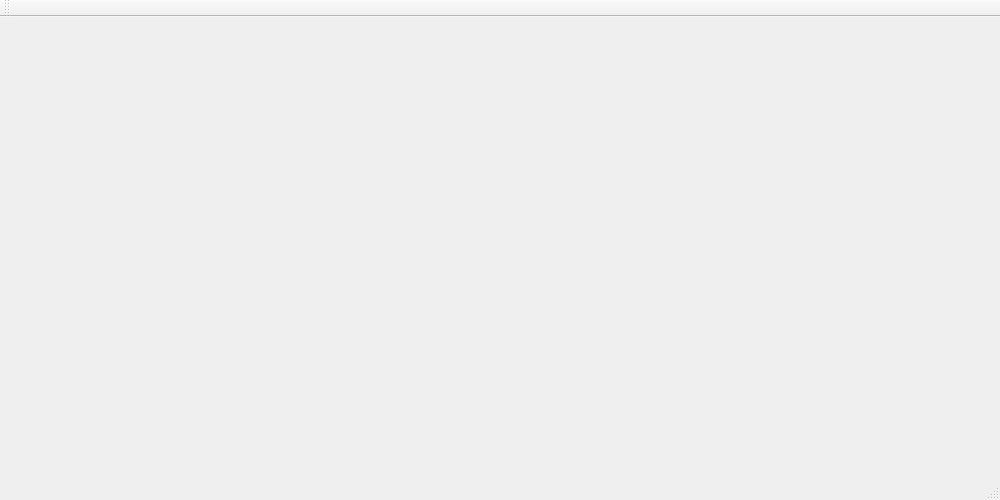
This is mainwindow.ui in The-afroman/CS1C-qt-drawing-project as Qt 5 draws it before an edit. The edited form follows.
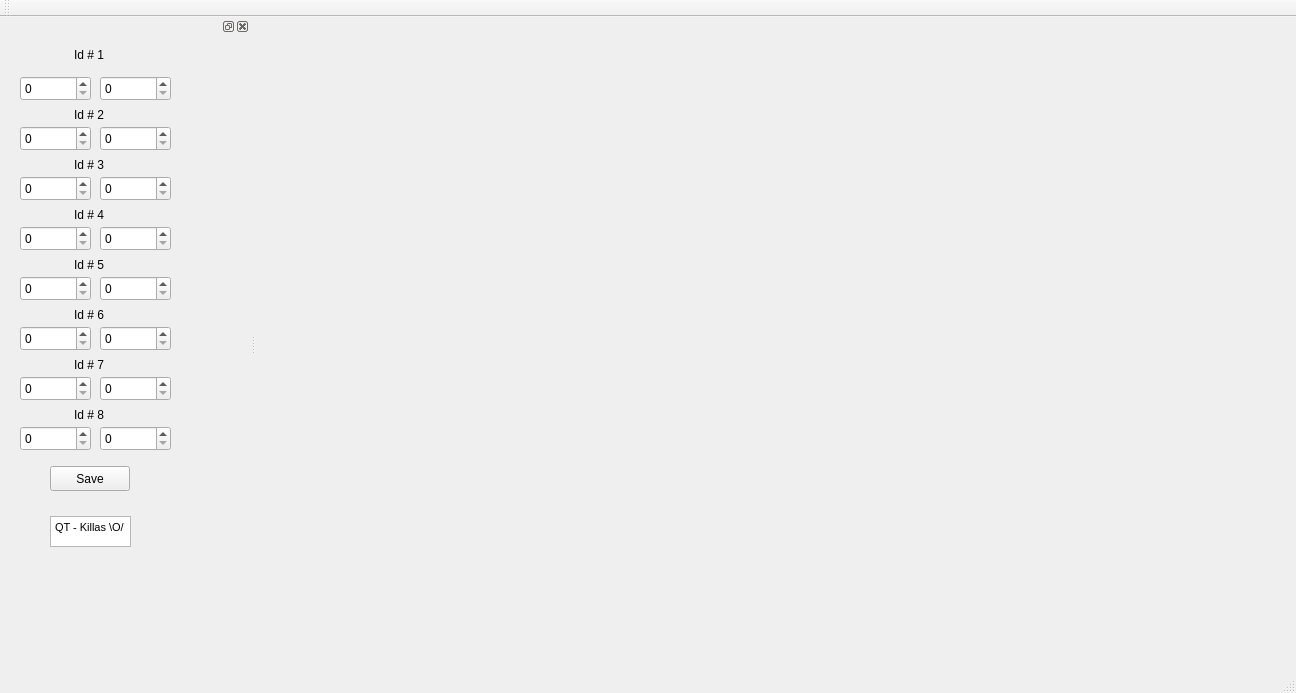
This is the edited form.

```diff
--- a/mainwindow.ui
+++ b/mainwindow.ui
@@ -6,8 +6,8 @@
    <rect>
     <x>0</x>
     <y>0</y>
-    <width>1000</width>
-    <height>500</height>
+    <width>1296</width>
+    <height>693</height>
    </rect>
   </property>
   <property name="windowTitle">
@@ -19,25 +19,7 @@
     <height>22</height>
    </size>
   </property>
-  <widget class="QWidget" name="centralWidget">
-   <widget class="QTextBrowser" name="textBrowser">
-    <property name="geometry">
-     <rect>
-      <x>490</x>
-      <y>520</y>
-      <width>81</width>
-      <height>31</height>
-     </rect>
-    </property>
-    <property name="html">
-     <string>&lt;!DOCTYPE HTML PUBLIC &quot;-//W3C//DTD HTML 4.0//EN&quot; &quot;http://www.w3.org/TR/REC-html40/strict.dtd&quot;&gt;
-&lt;html&gt;&lt;head&gt;&lt;meta name=&quot;qrichtext&quot; content=&quot;1&quot; /&gt;&lt;style type=&quot;text/css&quot;&gt;
-p, li { white-space: pre-wrap; }
-&lt;/style&gt;&lt;/head&gt;&lt;body style=&quot; font-family:'Noto Sans'; font-size:12pt; font-weight:400; font-style:normal;&quot;&gt;
-&lt;p style=&quot; margin-top:0px; margin-bottom:0px; margin-left:0px; margin-right:0px; -qt-block-indent:0; text-indent:0px;&quot;&gt;&lt;span style=&quot; font-family:'MS Shell Dlg 2'; font-size:8.25pt;&quot;&gt;QT - Killas \O/&lt;/span&gt;&lt;/p&gt;&lt;/body&gt;&lt;/html&gt;</string>
-    </property>
-   </widget>
-  </widget>
+  <widget class="QWidget" name="centralWidget"/>
   <widget class="QMenuBar" name="menuBar">
    <property name="geometry">
     <rect>
@@ -57,6 +39,337 @@
    </attribute>
   </widget>
   <widget class="QStatusBar" name="statusBar"/>
+  <widget class="QDockWidget" name="dockWidget">
+   <property name="minimumSize">
+    <size>
+     <width>250</width>
+     <height>634</height>
+    </size>
+   </property>
+   <attribute name="dockWidgetArea">
+    <number>1</number>
+   </attribute>
+   <widget class="QWidget" name="dockWidgetContents">
+    <widget class="QSpinBox" name="spinBox_2">
+     <property name="geometry">
+      <rect>
+       <x>20</x>
+       <y>40</y>
+       <width>71</width>
+       <height>25</height>
+      </rect>
+     </property>
+    </widget>
+    <widget class="QSpinBox" name="spinBox_3">
+     <property name="geometry">
+      <rect>
+       <x>100</x>
+       <y>40</y>
+       <width>71</width>
+       <height>25</height>
+      </rect>
+     </property>
+    </widget>
+    <widget class="QTextBrowser" name="textBrowser">
+     <property name="geometry">
+      <rect>
+       <x>50</x>
+       <y>480</y>
+       <width>81</width>
+       <height>31</height>
+      </rect>
+     </property>
+     <property name="html">
+      <string>&lt;!DOCTYPE HTML PUBLIC &quot;-//W3C//DTD HTML 4.0//EN&quot; &quot;http://www.w3.org/TR/REC-html40/strict.dtd&quot;&gt;
+&lt;html&gt;&lt;head&gt;&lt;meta name=&quot;qrichtext&quot; content=&quot;1&quot; /&gt;&lt;style type=&quot;text/css&quot;&gt;
+p, li { white-space: pre-wrap; }
+&lt;/style&gt;&lt;/head&gt;&lt;body style=&quot; font-family:'Noto Sans'; font-size:12pt; font-weight:400; font-style:normal;&quot;&gt;
+&lt;p style=&quot; margin-top:0px; margin-bottom:0px; margin-left:0px; margin-right:0px; -qt-block-indent:0; text-indent:0px;&quot;&gt;&lt;span style=&quot; font-family:'MS Shell Dlg 2'; font-size:8.25pt;&quot;&gt;QT - Killas \O/&lt;/span&gt;&lt;/p&gt;&lt;/body&gt;&lt;/html&gt;</string>
+     </property>
+    </widget>
+    <widget class="QSpinBox" name="spinBox_4">
+     <property name="geometry">
+      <rect>
+       <x>20</x>
+       <y>90</y>
+       <width>71</width>
+       <height>25</height>
+      </rect>
+     </property>
+    </widget>
+    <widget class="QSpinBox" name="spinBox_5">
+     <property name="geometry">
+      <rect>
+       <x>100</x>
+       <y>90</y>
+       <width>71</width>
+       <height>25</height>
+      </rect>
+     </property>
+    </widget>
+    <widget class="QSpinBox" name="spinBox_6">
+     <property name="geometry">
+      <rect>
+       <x>20</x>
+       <y>140</y>
+       <width>71</width>
+       <height>25</height>
+      </rect>
+     </property>
+    </widget>
+    <widget class="QSpinBox" name="spinBox_7">
+     <property name="geometry">
+      <rect>
+       <x>100</x>
+       <y>140</y>
+       <width>71</width>
+       <height>25</height>
+      </rect>
+     </property>
+    </widget>
+    <widget class="QSpinBox" name="spinBox_8">
+     <property name="geometry">
+      <rect>
+       <x>20</x>
+       <y>190</y>
+       <width>71</width>
+       <height>25</height>
+      </rect>
+     </property>
+    </widget>
+    <widget class="QSpinBox" name="spinBox_9">
+     <property name="geometry">
+      <rect>
+       <x>100</x>
+       <y>190</y>
+       <width>71</width>
+       <height>25</height>
+      </rect>
+     </property>
+    </widget>
+    <widget class="QSpinBox" name="spinBox_10">
+     <property name="geometry">
+      <rect>
+       <x>20</x>
+       <y>240</y>
+       <width>71</width>
+       <height>25</height>
+      </rect>
+     </property>
+    </widget>
+    <widget class="QSpinBox" name="spinBox_11">
+     <property name="geometry">
+      <rect>
+       <x>100</x>
+       <y>240</y>
+       <width>71</width>
+       <height>25</height>
+      </rect>
+     </property>
+    </widget>
+    <widget class="QSpinBox" name="spinBox_12">
+     <property name="geometry">
+      <rect>
+       <x>20</x>
+       <y>290</y>
+       <width>71</width>
+       <height>25</height>
+      </rect>
+     </property>
+    </widget>
+    <widget class="QSpinBox" name="spinBox_13">
+     <property name="geometry">
+      <rect>
+       <x>100</x>
+       <y>290</y>
+       <width>71</width>
+       <height>25</height>
+      </rect>
+     </property>
+    </widget>
+    <widget class="QSpinBox" name="spinBox_14">
+     <property name="geometry">
+      <rect>
+       <x>20</x>
+       <y>340</y>
+       <width>71</width>
+       <height>25</height>
+      </rect>
+     </property>
+    </widget>
+    <widget class="QSpinBox" name="spinBox_15">
+     <property name="geometry">
+      <rect>
+       <x>100</x>
+       <y>340</y>
+       <width>71</width>
+       <height>25</height>
+      </rect>
+     </property>
+    </widget>
+    <widget class="QSpinBox" name="spinBox_16">
+     <property name="geometry">
+      <rect>
+       <x>20</x>
+       <y>390</y>
+       <width>71</width>
+       <height>25</height>
+      </rect>
+     </property>
+    </widget>
+    <widget class="QSpinBox" name="spinBox_17">
+     <property name="geometry">
+      <rect>
+       <x>100</x>
+       <y>390</y>
+       <width>71</width>
+       <height>25</height>
+      </rect>
+     </property>
+    </widget>
+    <widget class="QLabel" name="label">
+     <property name="geometry">
+      <rect>
+       <x>60</x>
+       <y>10</y>
+       <width>58</width>
+       <height>18</height>
+      </rect>
+     </property>
+     <property name="text">
+      <string>Id # 1</string>
+     </property>
+     <property name="alignment">
+      <set>Qt::AlignCenter</set>
+     </property>
+    </widget>
+    <widget class="QLabel" name="label_2">
+     <property name="geometry">
+      <rect>
+       <x>60</x>
+       <y>70</y>
+       <width>58</width>
+       <height>18</height>
+      </rect>
+     </property>
+     <property name="text">
+      <string>Id # 2</string>
+     </property>
+     <property name="alignment">
+      <set>Qt::AlignCenter</set>
+     </property>
+    </widget>
+    <widget class="QLabel" name="label_3">
+     <property name="geometry">
+      <rect>
+       <x>60</x>
+       <y>120</y>
+       <width>58</width>
+       <height>18</height>
+      </rect>
+     </property>
+     <property name="text">
+      <string>Id # 3</string>
+     </property>
+     <property name="alignment">
+      <set>Qt::AlignCenter</set>
+     </property>
+    </widget>
+    <widget class="QLabel" name="label_4">
+     <property name="geometry">
+      <rect>
+       <x>60</x>
+       <y>170</y>
+       <width>58</width>
+       <height>18</height>
+      </rect>
+     </property>
+     <property name="text">
+      <string>Id # 4</string>
+     </property>
+     <property name="alignment">
+      <set>Qt::AlignCenter</set>
+     </property>
+    </widget>
+    <widget class="QLabel" name="label_5">
+     <property name="geometry">
+      <rect>
+       <x>60</x>
+       <y>220</y>
+       <width>58</width>
+       <height>18</height>
+      </rect>
+     </property>
+     <property name="text">
+      <string>Id # 5</string>
+     </property>
+     <property name="alignment">
+      <set>Qt::AlignCenter</set>
+     </property>
+    </widget>
+    <widget class="QLabel" name="label_6">
+     <property name="geometry">
+      <rect>
+       <x>60</x>
+       <y>270</y>
+       <width>58</width>
+       <height>18</height>
+      </rect>
+     </property>
+     <property name="text">
+      <string>Id # 6</string>
+     </property>
+     <property name="alignment">
+      <set>Qt::AlignCenter</set>
+     </property>
+    </widget>
+    <widget class="QLabel" name="label_7">
+     <property name="geometry">
+      <rect>
+       <x>60</x>
+       <y>320</y>
+       <width>58</width>
+       <height>18</height>
+      </rect>
+     </property>
+     <property name="text">
+      <string>Id # 7</string>
+     </property>
+     <property name="alignment">
+      <set>Qt::AlignCenter</set>
+     </property>
+    </widget>
+    <widget class="QLabel" name="label_8">
+     <property name="geometry">
+      <rect>
+       <x>60</x>
+       <y>370</y>
+       <width>58</width>
+       <height>18</height>
+      </rect>
+     </property>
+     <property name="text">
+      <string>Id # 8</string>
+     </property>
+     <property name="alignment">
+      <set>Qt::AlignCenter</set>
+     </property>
+    </widget>
+    <widget class="QPushButton" name="pushButton">
+     <property name="geometry">
+      <rect>
+       <x>50</x>
+       <y>430</y>
+       <width>80</width>
+       <height>25</height>
+      </rect>
+     </property>
+     <property name="text">
+      <string>Save</string>
+     </property>
+    </widget>
+   </widget>
+  </widget>
  </widget>
  <layoutdefault spacing="6" margin="11"/>
  <resources/>
```
Left out of the diff: 2 changed lines with no effect on the pictures.
